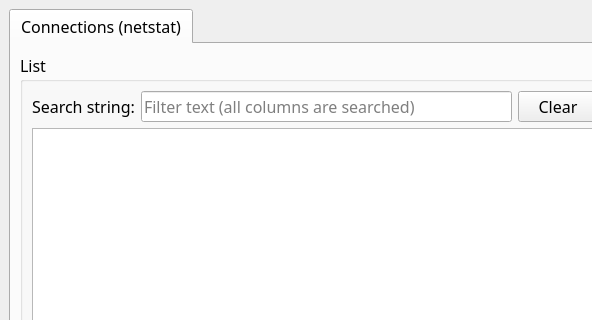
This is modules/windowConnections.ui in bcavlin/onering as Qt 5 draws it before an edit; both pictures show x 0 to 592 and y 0 to 320 of the 836 by 496 pixel window. The edited form follows.
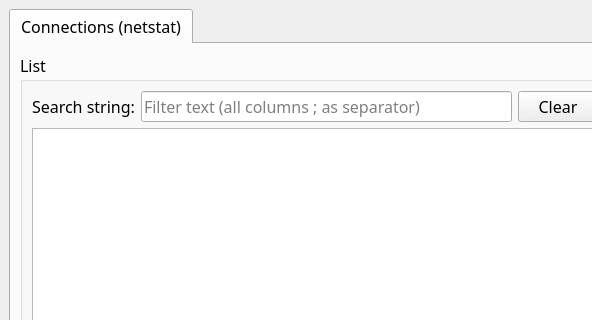
This is the edited form.

Patch:
```diff
--- a/modules/windowConnections.ui
+++ b/modules/windowConnections.ui
@@ -81,7 +81,7 @@
                   <bool>false</bool>
                  </property>
                  <property name="placeholderText">
-                  <string>Filter text (all columns are searched)</string>
+                  <string>Filter text (all columns ; as separator)</string>
                  </property>
                 </widget>
                </item>
```
